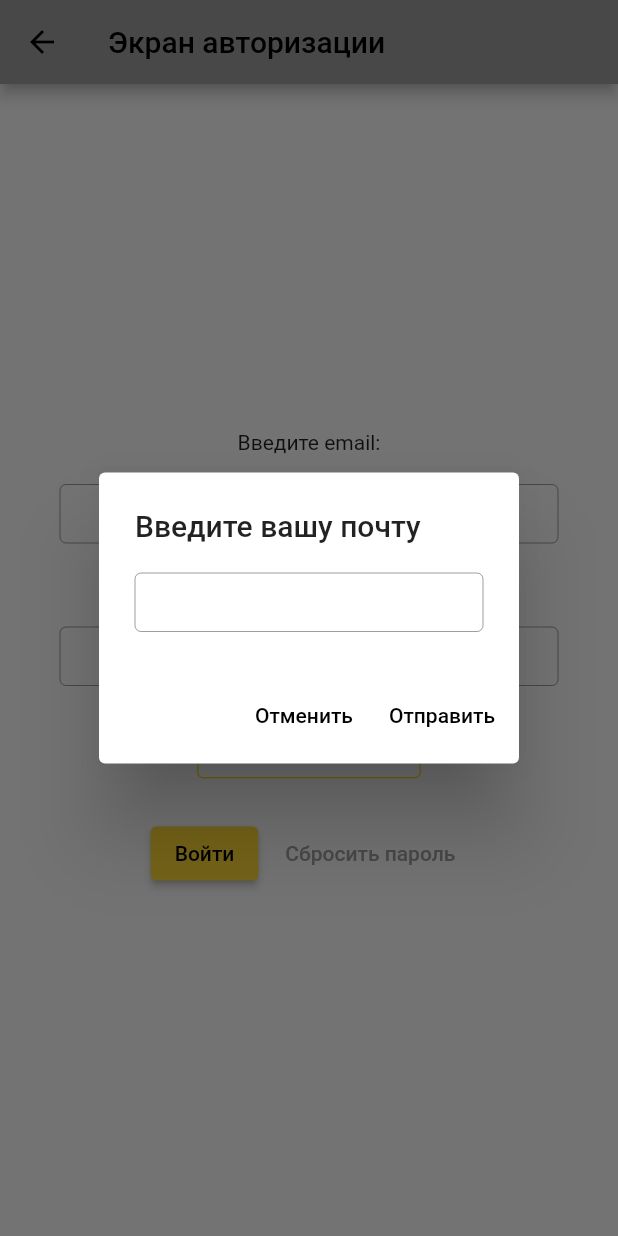
After one commit to Nazarian-maker/my_restaurant_app, a Flutter app: the AdminAuth screen opened by its route, after a tap on "Сбросить пароль", on a phone screen of 412 x 824 dp. The commit adds this screen. Run offline on Flutter 3.47's test engine with Material 2 defaults, Android fonts, the phone set to English and light mode, and no system bars; our stand-ins replace animated_splash_screen, flutter_secure_storage, google_fonts, pin_code_fields; accounts and stored records are empty; Roboto replaces fonts that are missing (Marmelad).

Commit message:
password reset in progress

```diff
--- a/restaurant/lib/main.dart
+++ b/restaurant/lib/main.dart
@@ -5,6 +5,7 @@ import 'package:restaurant/models/product.dart';
 import 'package:restaurant/pages/home_page.dart';
 import 'package:provider/provider.dart';
 import 'package:restaurant/pages/otp_page.dart';
+import 'package:restaurant/pages/password_forgot_pages.dart';
 import 'package:restaurant/pages/person_acc.dart';
 import 'package:restaurant/pages/splash_screen.dart';
 import 'package:restaurant/widgets/admin_auth.dart';
--- /dev/null
+++ b/restaurant/lib/pages/password_forgot_pages.dart
@@ -0,0 +1,55 @@
+import 'package:flutter/material.dart';
+import 'package:restaurant/pages/password_pin.dart';
+
+import '../models/auth_login.dart';
+
+//Метод для сброса пароля
+class MyPasswordDialog extends StatelessWidget {
+  final model;
+  const MyPasswordDialog({Key? key, this.model}) : super(key: key);
+
+  @override
+  Widget build(BuildContext context) {
+    return AlertDialog(
+      title: const Text('Введите вашу почту'),
+      content: TextField(
+        controller: model?.mailTextController,
+        decoration: const InputDecoration(
+          border: OutlineInputBorder(),
+          isCollapsed: true,
+          contentPadding: EdgeInsets.symmetric(horizontal: 10, vertical: 10),
+        ),
+      ),
+      actions: [
+        TextButton(
+          onPressed: () {
+            Navigator.pop(context, 'Отменить');
+          },
+          child: const Text(
+            'Отменить',
+            style: TextStyle(
+              color: Colors.black,
+            ),
+          ),
+        ),
+        TextButton(
+          onPressed: () {
+            model?.userPassForgot(context);
+            showDialog(
+              context: context,
+              builder: (BuildContext context) {
+                return PinPasswordForgot(model: model,);
+              },
+            );
+          },
+          child: const Text(
+            'Отправить',
+            style: TextStyle(
+              color: Colors.black,
+            ),
+          ),
+        ),
+      ],
+    );
+  }
+}
--- a/restaurant/lib/widgets/admin_auth.dart
+++ b/restaurant/lib/widgets/admin_auth.dart
@@ -1,5 +1,7 @@
 import 'package:flutter/material.dart';
 import 'package:restaurant/models/auth_login.dart';
+
+import '../pages/password_forgot_pages.dart';
 
 class AdminAuth extends StatelessWidget {
   const AdminAuth({Key? key}) : super(key: key);
@@ -76,14 +78,21 @@ class AdminAuth extends StatelessWidget {
             ),
             Row(
               mainAxisAlignment: MainAxisAlignment.center,
-              children: const [
-                _AuthButtonWidget(),
-                SizedBox(
+              children: [
+                const _AuthButtonWidget(),
+                const SizedBox(
                   width: 10,
                 ),
                 TextButton(
-                  onPressed: null,
-                  child: Text('Сбросить пароль'),
+                  onPressed: () {
+                    showDialog(
+                      context: context,
+                      builder: (BuildContext context) {
+                        return MyPasswordDialog(model: model);
+                      },
+                    );
+                  },
+                  child: const Text('Сбросить пароль'),
                 ),
               ],
             ),
@@ -94,6 +103,51 @@ class AdminAuth extends StatelessWidget {
   }
 }
 
+// //Метод для сброса пароля
+// class _MyPasswordDialog extends StatelessWidget {
+//   const _MyPasswordDialog({Key? key}) : super(key: key);
+//
+//   @override
+//   Widget build(BuildContext context) {
+//     return AlertDialog(
+//       title: const Text('Введите вашу почту'),
+//       content: TextField(
+//         controller: contr,
+//         decoration: const InputDecoration(
+//           border: OutlineInputBorder(),
+//           isCollapsed: true,
+//           contentPadding: EdgeInsets.symmetric(horizontal: 10, vertical: 10),
+//         ),
+//       ),
+//       actions: [
+//         TextButton(
+//           onPressed: () {
+//             Navigator.pop(context, 'Отменить');
+//           },
+//           child: const Text(
+//             'Отменить',
+//             style: TextStyle(
+//               color: Colors.black,
+//             ),
+//           ),
+//         ),
+//         TextButton(
+//           onPressed: () {
+//             passReset;
+//           },
+//           child: const Text(
+//             'Отправить',
+//             style: TextStyle(
+//               color: Colors.black,
+//             ),
+//           ),
+//         ),
+//       ],
+//     );
+//   }
+// }
+
+// Кнопка для входа в приложение
 class _AuthButtonWidget extends StatelessWidget {
   const _AuthButtonWidget({
     super.key,
@@ -121,6 +175,7 @@ class _AuthButtonWidget extends StatelessWidget {
   }
 }
 
+//Вывод ошибок при входе
 class _ErrorMessageWidget extends StatelessWidget {
   const _ErrorMessageWidget({Key? key}) : super(key: key);
 
```
Also changed, not shown: restaurant/lib/models/api_client.dart (+54 -0 lines), restaurant/lib/models/auth_login.dart (+38 -7 lines), restaurant/lib/pages/password_pin.dart (added, +48 -0 lines).
